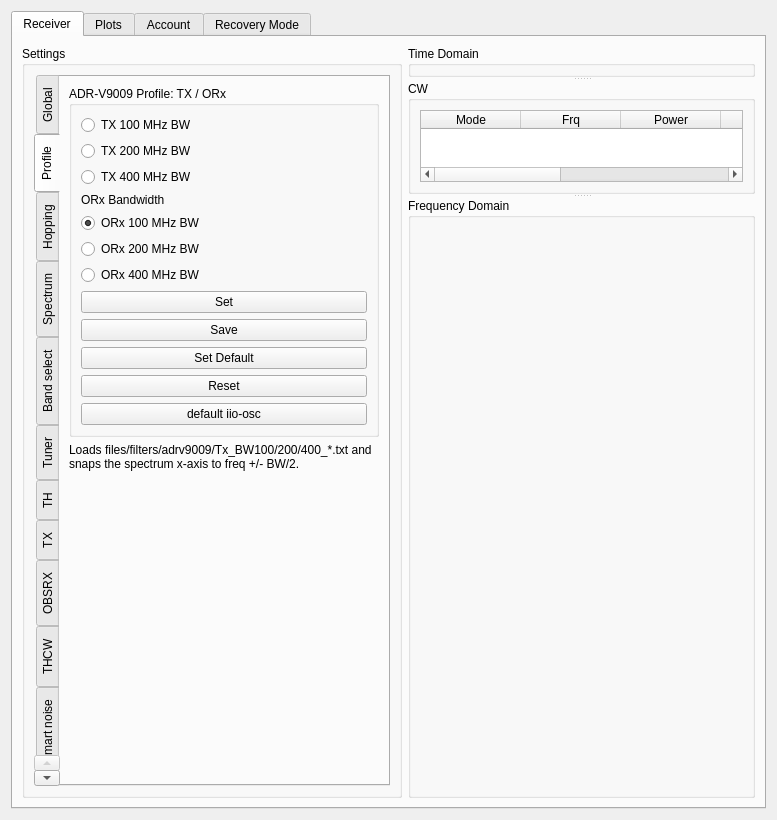
First picture: the form in receiver/receivermain.ui, repository enigmafarsco-lang/iiS, before the edit.
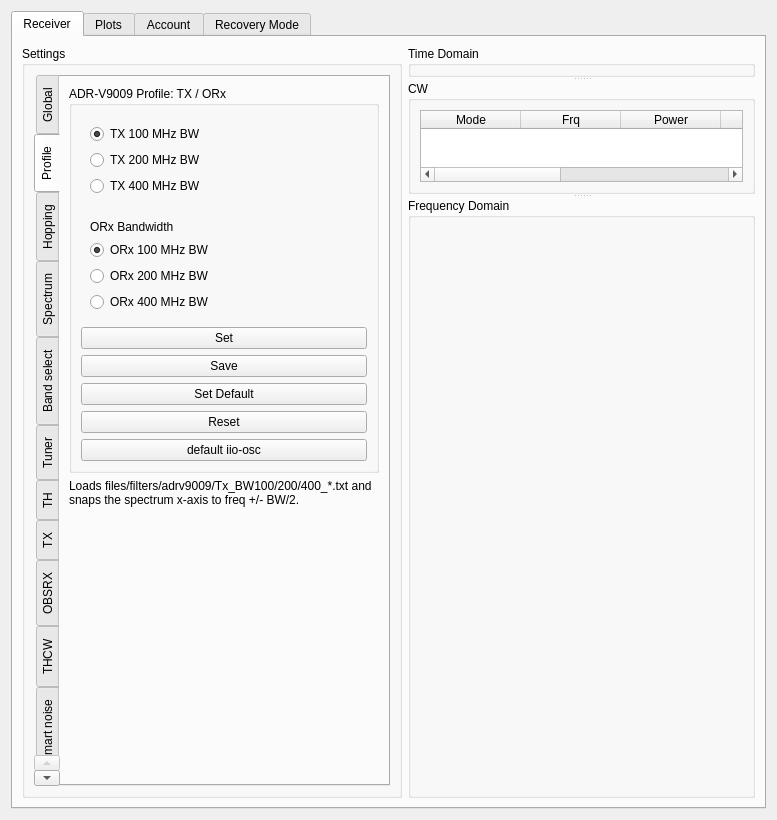
Second picture: the form after the edit. The open tabs and pages were chosen to show the change. Custom widgets are drawn as their Qt base class.

Patch:
```diff
--- a/receiver/receivermain.ui
+++ b/receiver/receivermain.ui
@@ -182,6 +182,9 @@
                 </property>
                 <layout class="QVBoxLayout" name="verticalLayoutProfileBw">
                  <item>
+                  <widget class="QWidget" name="widTxProfile">
+                   <layout class="QVBoxLayout" name="verticalLayoutTxProfile">
+                    <item>
                   <widget class="QRadioButton" name="rdoProfile100">
                    <property name="text">
                     <string>TX 100 MHz BW</string>
@@ -205,6 +208,12 @@
                    </property>
                   </widget>
                  </item>
+                   </layout>
+                  </widget>
+                 </item>
+                 <item>
+                  <widget class="QWidget" name="widOrxProfile">
+                   <layout class="QVBoxLayout" name="verticalLayoutOrxProfile">
                  <item>
                   <widget class="QLabel" name="lblOrxProfile">
                    <property name="text">
@@ -234,6 +243,9 @@
                    <property name="text">
                     <string>ORx 400 MHz BW</string>
                    </property>
+                     </widget>
+                    </item>
+                   </layout>
                   </widget>
                  </item>
                  <item>
```
Lines whose indentation alone changed are shown as unchanged.
